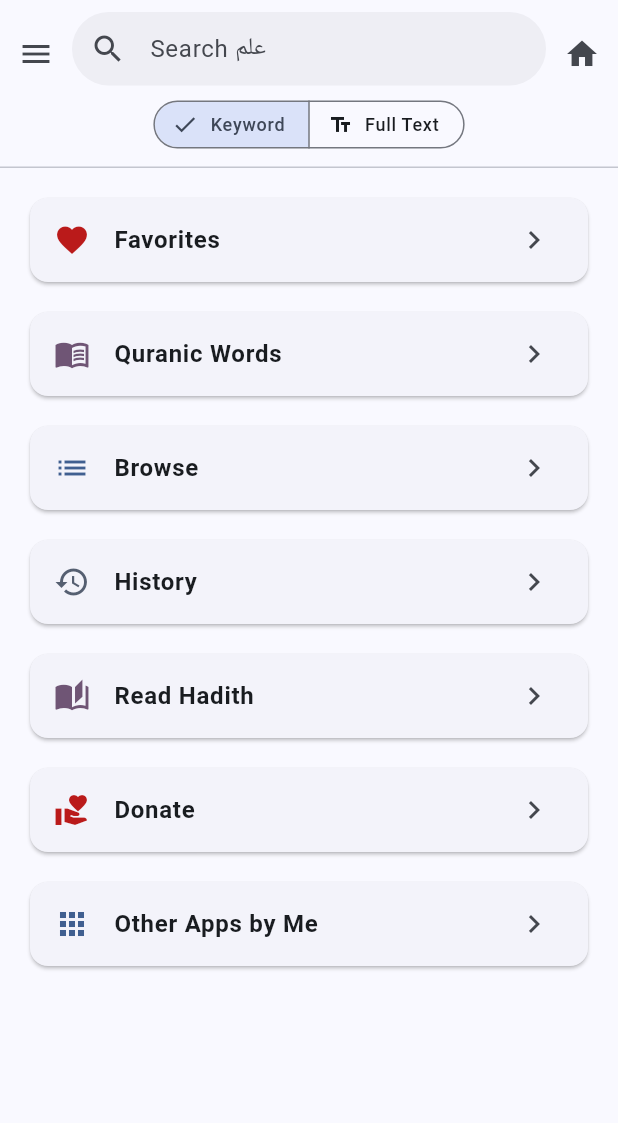
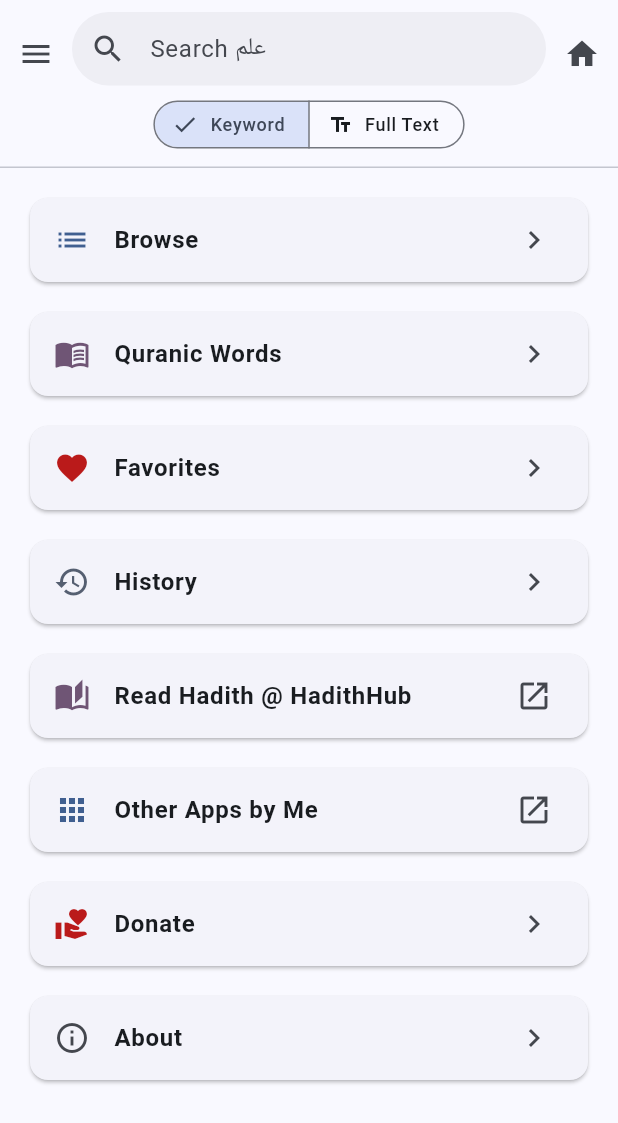
Before and after one commit to GibreelAbdullah/LaneLexicon, a Flutter app: the screen it shows after launch, on a phone screen of 412 x 824 dp. Shown: the top 1123 px of the screen. Run offline on Flutter 3.47's test engine with Material 3 defaults, Android fonts, the phone set to English and light mode, and no system bars; our stand-ins replace flutter_markdown_plus, flutter_riverpod, go_router, google_fonts, shared_preferences, sqflite_common and 2 more; missing offline and left inert: sqlite3; accounts and stored records are empty; network calls fail.

Commit message:
Reordered and fixed web url

```diff
--- a/lib/presentation/screens/about_screen.dart
+++ b/lib/presentation/screens/about_screen.dart
@@ -190,7 +190,7 @@ const _releaseUrl = 'https://github.com/GibreelAbdullah/LaneLexicon/releases/lat
 const _platforms = [
   (icon: Icons.android, label: 'Android', url: 'https://play.google.com/store/apps/details?id=com.muslimtechnet.lanelexicon'),
   (icon: Icons.phone_iphone, label: 'iOS', url: _releaseUrl),
-  (icon: Icons.language, label: 'Web', url: _releaseUrl),
+  (icon: Icons.language, label: 'Web', url: 'https://lanelexicon.hadithhub.com'),
   (icon: Icons.desktop_windows, label: 'Windows', url: _releaseUrl),
   (icon: Icons.desktop_mac, label: 'macOS', url: _releaseUrl),
   (icon: Icons.computer, label: 'Linux', url: _releaseUrl),
--- a/lib/presentation/screens/home_screen.dart
+++ b/lib/presentation/screens/home_screen.dart
@@ -122,14 +122,6 @@ class HomeScreen extends ConsumerWidget {
                   context.go('/settings');
                 },
               ),
-              ListTile(
-                leading: const Icon(Icons.info),
-                title: const Text('About'),
-                onTap: () {
-                  Navigator.pop(context);
-                  context.go('/about');
-                },
-              ),
               const Spacer(),
               Padding(
                 padding: const EdgeInsets.all(16),
@@ -234,38 +226,47 @@ class _Dashboard extends ConsumerWidget {
         children: [
           const DbUpdateBanner(),
           _Tile(
-            icon: Icons.favorite,
-            color: cs.error,
-            title: 'Favorites',
-            onTap: () => context.go('/favorites'),
+            icon: Icons.list,
+            color: cs.primary,
+            title: 'Browse',
+            onTap: () => context.push('/browse'),
           ),
           const SizedBox(height: 12),
           _Tile(
             icon: Icons.menu_book,
             color: cs.tertiary,
             title: 'Quranic Words',
-            onTap: () => context.go('/quranic-words'),
+            onTap: () => context.push('/quranic-words'),
           ),
           const SizedBox(height: 12),
           _Tile(
-            icon: Icons.list,
-            color: cs.primary,
-            title: 'Browse',
-            onTap: () => context.go('/browse'),
+            icon: Icons.favorite,
+            color: cs.error,
+            title: 'Favorites',
+            onTap: () => context.push('/favorites'),
           ),
           const SizedBox(height: 12),
           _Tile(
             icon: Icons.history,
             color: cs.secondary,
             title: 'History',
-            onTap: () => context.go('/history'),
+            onTap: () => context.push('/history'),
           ),
           const SizedBox(height: 12),
           _Tile(
             icon: Icons.auto_stories,
             color: cs.tertiary,
-            title: 'Read Hadith',
+            title: 'Read Hadith @ HadithHub',
+            isExternal: true,
             onTap: () => launchUrl(Uri.parse('https://www.hadithhub.com/')),
+          ),
+          const SizedBox(height: 12),
+          _Tile(
+            icon: Icons.apps,
+            color: cs.primary,
+            title: 'Other Apps by Me',
+            isExternal: true,
+            onTap: () => launchUrl(Uri.parse('https://play.google.com/store/apps/developer?id=Gibreel+Abdullah')),
           ),
           const SizedBox(height: 12),
           _Tile(
@@ -276,10 +277,10 @@ class _Dashboard extends ConsumerWidget {
           ),
           const SizedBox(height: 12),
           _Tile(
-            icon: Icons.apps,
-            color: cs.primary,
-            title: 'Other Apps by Me',
-            onTap: () => launchUrl(Uri.parse('https://play.google.com/store/apps/developer?id=Gibreel+Abdullah')),
+            icon: Icons.info_outline,
+            color: cs.onSurfaceVariant,
+            title: 'About',
+            onTap: () => context.push('/about'),
           ),
           const SizedBox(height: 12),
           const _RemoteMessage(),
@@ -294,8 +295,9 @@ class _Tile extends StatelessWidget {
   final Color color;
   final String title;
   final VoidCallback onTap;
+  final bool isExternal;
 
-  const _Tile({required this.icon, required this.color, required this.title, required this.onTap});
+  const _Tile({required this.icon, required this.color, required this.title, required this.onTap, this.isExternal = false});
 
   @override
   Widget build(BuildContext context) {
@@ -304,7 +306,7 @@ class _Tile extends StatelessWidget {
       child: ListTile(
         leading: Icon(icon, color: color),
         title: Text(title, style: TextStyle(fontWeight: FontWeight.w600, color: cs.onSurface)),
-        trailing: Icon(Icons.chevron_right, color: cs.onSurfaceVariant),
+        trailing: Icon(isExternal ? Icons.open_in_new : Icons.chevron_right, color: cs.onSurfaceVariant),
         onTap: onTap,
       ),
     );
```
Also changed, not shown: 1 other file.
